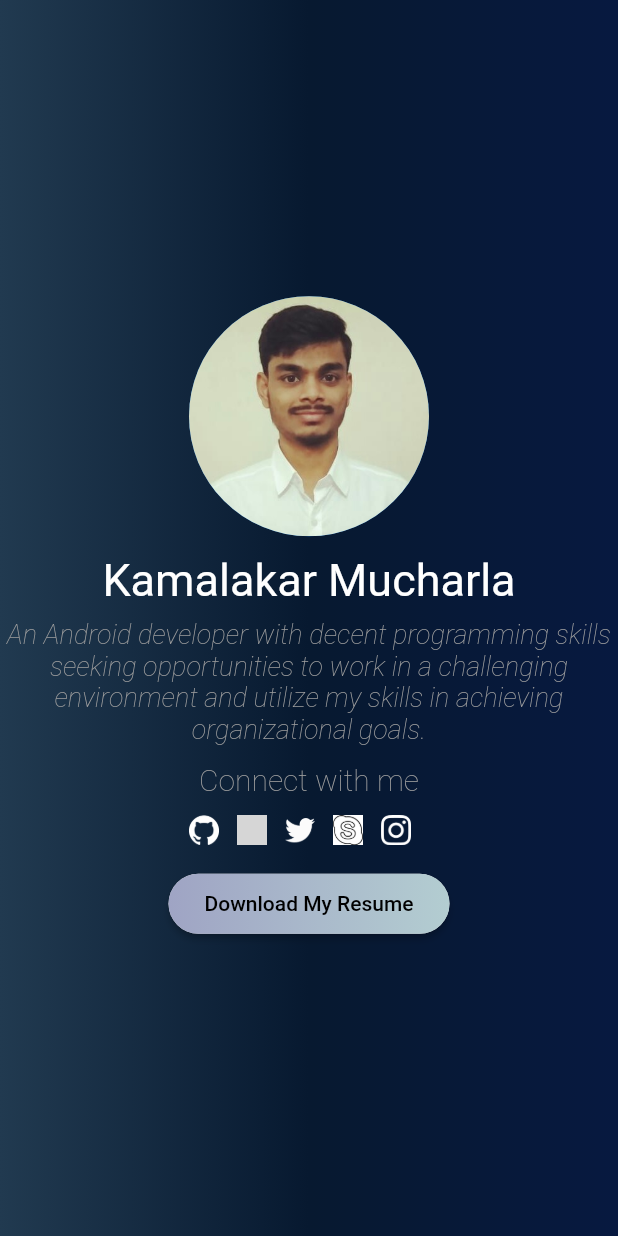
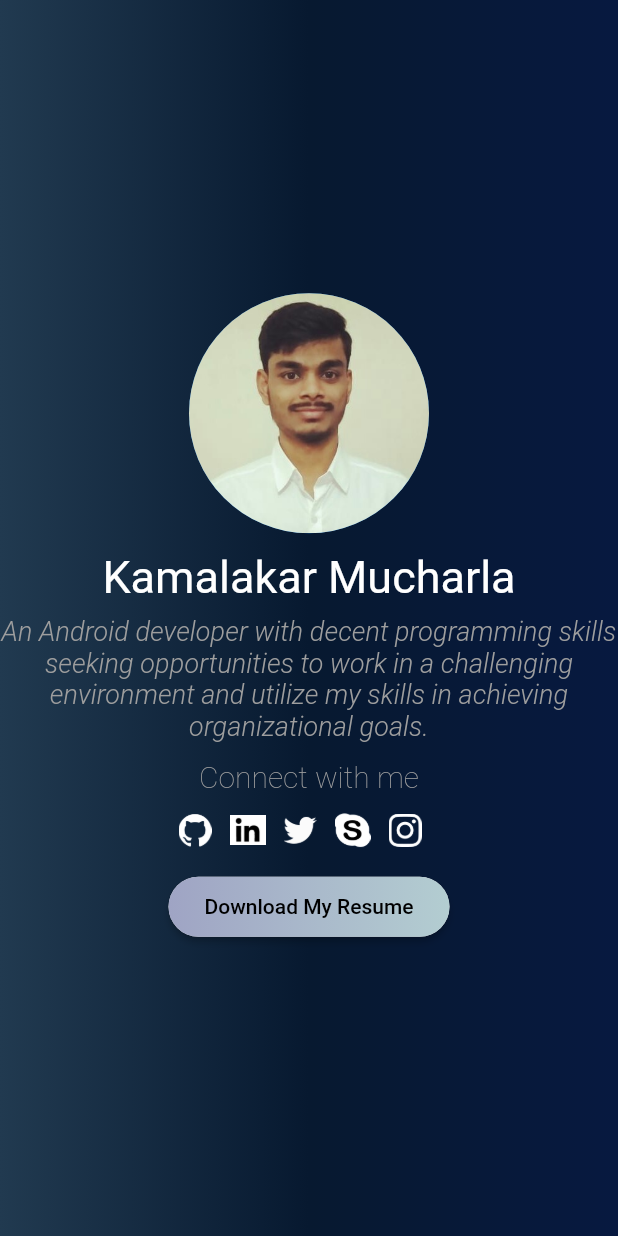
Before and after one commit to KaMaLaKaR174/my_portfolio, a Flutter app: the screen it shows after launch, on a phone screen of 412 x 824 dp. Run offline on Flutter 3.47's test engine with Material 2 defaults, Android fonts, the phone set to English and light mode, and no system bars; grey boxes are pictures that could not be loaded.

```diff
--- a/lib/landing_page.dart
+++ b/lib/landing_page.dart
@@ -40,7 +40,7 @@ class LandingPage extends StatelessWidget {
             Text("An Android developer with decent programming skills seeking opportunities to work in a challenging environment and utilize my skills in achieving organizational goals.",
               textAlign: TextAlign.center,
               style: TextStyle(
-                color: Colors.grey,fontStyle: FontStyle.italic,fontSize: 18,fontWeight: FontWeight.w200,
+                color: Colors.grey,fontStyle: FontStyle.italic,fontSize: 18,fontWeight: FontWeight.w300,
               ),
             ),
             SizedBox(height: 12,),
@@ -56,37 +56,38 @@ class LandingPage extends StatelessWidget {
 //                      _launchEmail("mucharlakamalakar@gmail.com","Through Portfolio","Hey!! Want to connect with you!");
 //                    },
 //                    child: Image.asset("assets/gmail.png",height: 30,width: 30,)),
+              //https://www.facebook.com/kamalakar.mucharla
 //                SizedBox(width: 12,),
                 GestureDetector(
                     onTap: (){
                       _launchURL("https://github.com/KaMaLaKaR174");
                     },
 
-                    child: Image.asset("assets/github.png",height: 20,width: 20,)),
+                    child: Image.asset("assets/github.png",height: 22,width: 22,)),
                 SizedBox(width: 12,),
                 GestureDetector(
                     onTap: (){
                       _launchURL("https://www.linkedin.com/in/kamalakar-mucharla/");
                     },
-                    child: Image.asset("assets/linkedin.png",height: 20,width: 20,)),
+                    child: Image.asset("assets/linkedin.jpg",height: 24,width: 24,)),
                 SizedBox(width: 12,),
                 GestureDetector(
                   onTap: (){
                     _launchURL("https://twitter.com/Kamalak19364854?s=08");
                   },
-                    child: Image.asset("assets/twitter.png",height: 20,width: 20,)),
+                    child: Image.asset("assets/twitter.png",height: 22,width: 22,)),
                 SizedBox(width: 12,),
                 GestureDetector(
                     onTap: (){
                       _launchURL("https://join.skype.com/invite/WCxQY4DZvCid");
                     },
-                    child: Image.asset("assets/skype.png",height: 20,width: 20,)),
+                    child: Image.asset("assets/skype.png",height: 24,width: 24,)),
                 SizedBox(width: 12,),
                 GestureDetector(
                   onTap: (){
                     _launchURL("https://www.instagram.com/kamalakar_mucharla_/?hl=en");
                   },
-                  child: Image.asset("assets/instagram.png",height: 20,width: 20,
+                  child: Image.asset("assets/instagram.png",height: 22,width: 22,
                   ),
                 ),
                 SizedBox(width: 12,),
```
Also changed, not shown: assets/linkedin.jpg, assets/skype.png.
